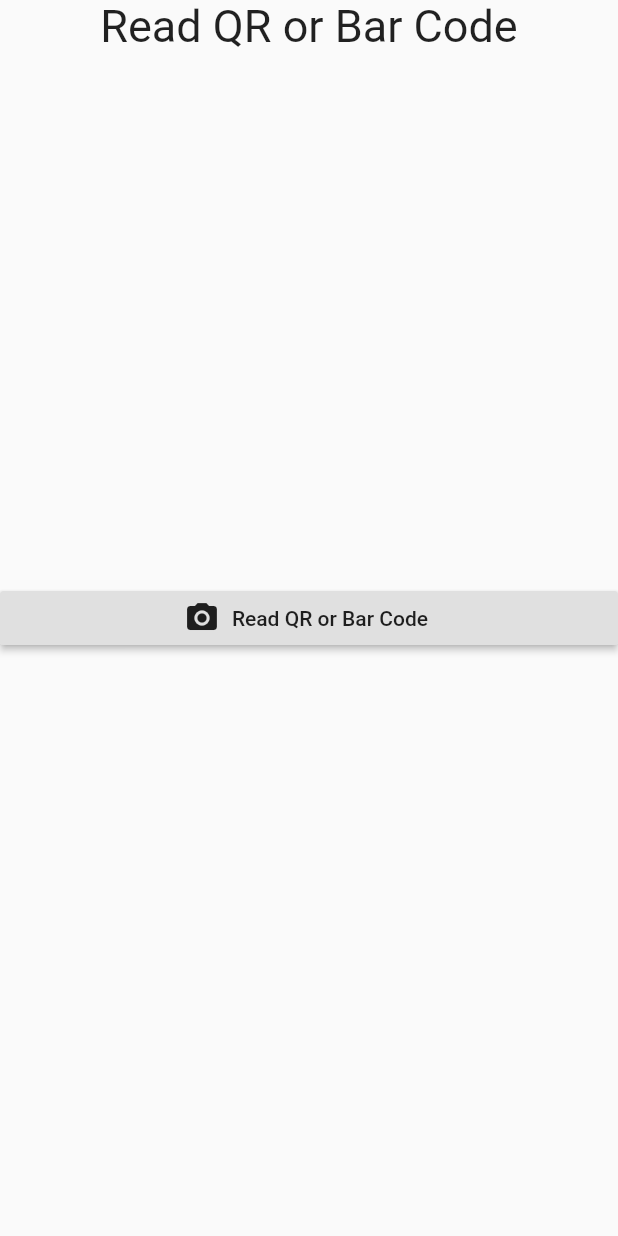
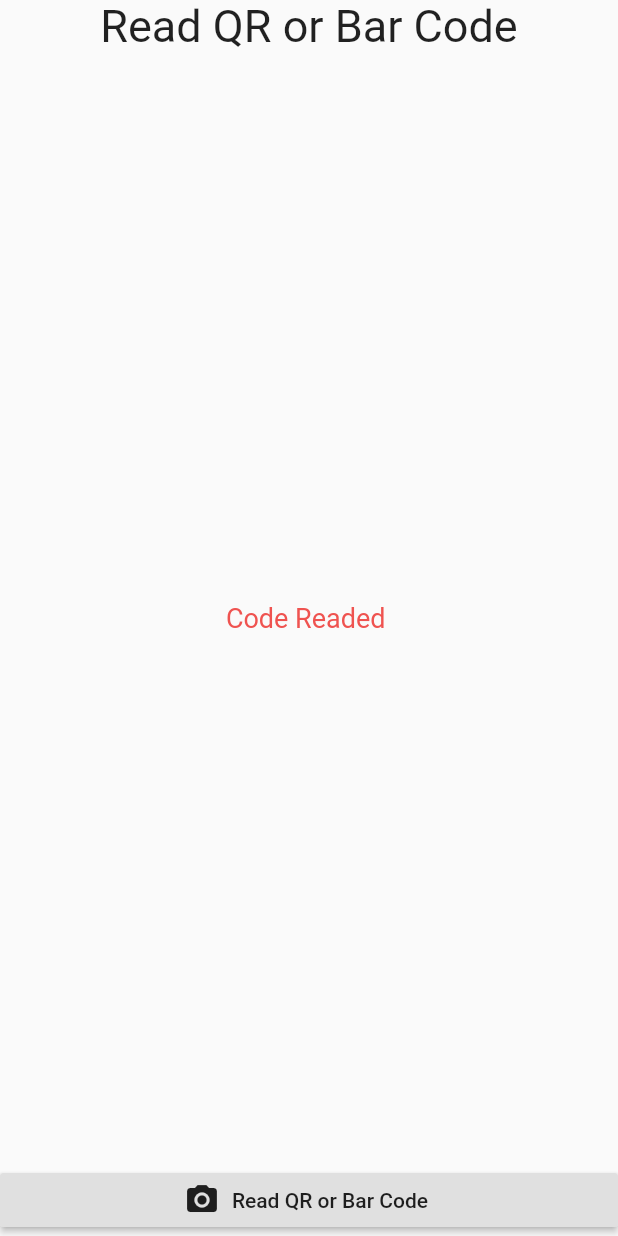
Before and after one commit to Sarunyou22/Pakk, a Flutter app: the Page2 widget shown alone on an empty page, opened directly, after a tap on "Read QR or Bar Code", on a phone screen of 412 x 824 dp. Run offline on Flutter 3.47's test engine with Material 2 defaults, Android fonts, the phone set to English and light mode, and no system bars; missing offline and left inert: barcode_scan, dart:ffi; accounts and stored records are empty.

Commit message:
finished Training

```diff
--- a/lib/widget/page2.dart
+++ b/lib/widget/page2.dart
@@ -1,3 +1,4 @@
+import 'package:barcode_scan/barcode_scan.dart';
 import 'package:flutter/material.dart';
 import 'package:pakk/utility/my_style.dart';
 
@@ -12,21 +13,35 @@ class _Page2State extends State<Page2> {
 
   // Method
   Widget readButton() {
-    return Column(mainAxisAlignment: MainAxisAlignment.center,
+    return Column(
+      mainAxisAlignment: MainAxisAlignment.end,
       children: <Widget>[
         Row(
           children: <Widget>[
             Expanded(
-                child: RaisedButton.icon(
+              child: RaisedButton.icon(
                 icon: Icon(Icons.photo_camera),
                 label: Text('Read QR or Bar Code'),
-                onPressed: () {},
+                onPressed: () {
+                  readQRthread();
+                },
               ),
             ),
           ],
         ),
       ],
     );
+  }
+
+  Future<void> readQRthread() async {
+    try {
+      String readedQR = await BarcodeScanner.scan();
+      if (readedQR != null) {
+        setState(() {
+          codeString = readedQR;
+        });
+      }
+    } catch (e) {}
   }
 
   Widget codeReaded() {
--- a/pubspec.yaml
+++ b/pubspec.yaml
@@ -25,6 +25,7 @@ dependencies:
   cupertino_icons: ^0.1.2
   intl: ^0.16.0
   http: ^0.12.0+2
+  barcode_scan: ^1.0.0
 
 dev_dependencies:
   flutter_test:
```
Also changed, not shown: pubspec.lock, 3 other files.
